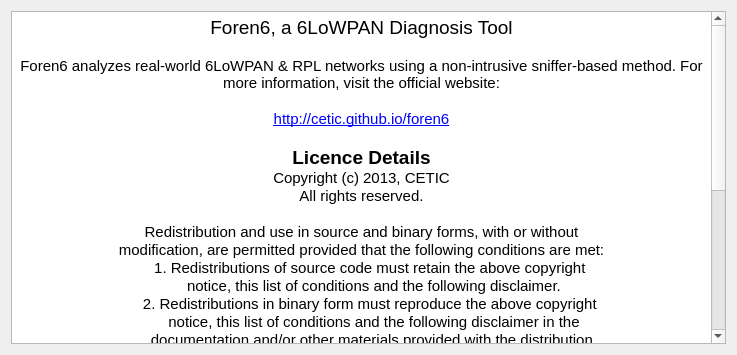
Qt form About.ui (cetic/foren6-gui-qt) before a commit.
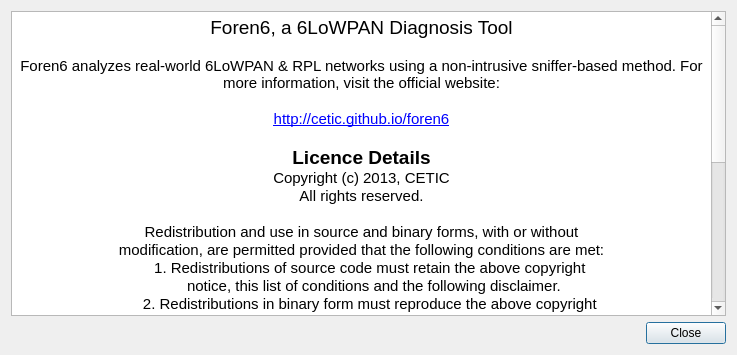
The same form after that commit.

Commit message: CLose button in About

What changed in the file:
```diff
--- a/About.ui
+++ b/About.ui
@@ -14,7 +14,27 @@
    <string>About Foren6</string>
   </property>
   <layout class="QGridLayout" name="gridLayout">
-   <item row="0" column="0">
+   <item row="1" column="1">
+    <widget class="QPushButton" name="pushButtonClose">
+     <property name="text">
+      <string>Close</string>
+     </property>
+    </widget>
+   </item>
+   <item row="1" column="0">
+    <spacer name="horizontalSpacer">
+     <property name="orientation">
+      <enum>Qt::Horizontal</enum>
+     </property>
+     <property name="sizeHint" stdset="0">
+      <size>
+       <width>40</width>
+       <height>20</height>
+      </size>
+     </property>
+    </spacer>
+   </item>
+   <item row="0" column="0" colspan="2">
     <widget class="QTextBrowser" name="textBrowser">
      <property name="html">
       <string>&lt;!DOCTYPE HTML PUBLIC &quot;-//W3C//DTD HTML 4.0//EN&quot; &quot;http://www.w3.org/TR/REC-html40/strict.dtd&quot;&gt;
```
Left out of the diff: 22 changed lines with no effect on the pictures. The commit also changes 1 other file.
